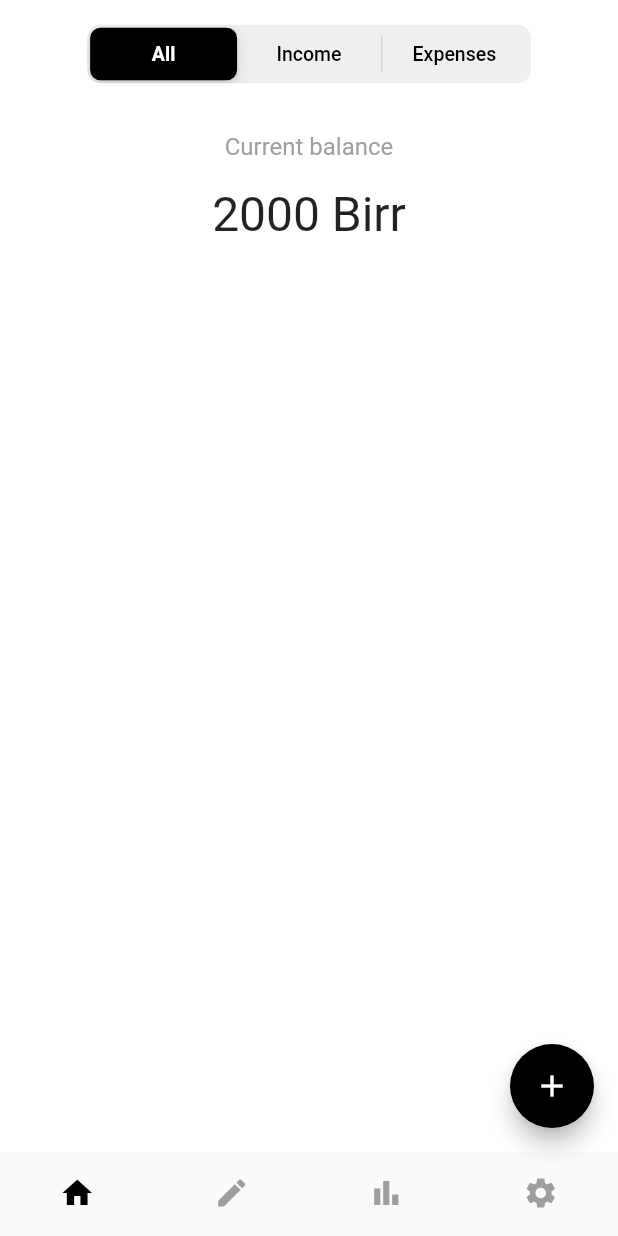
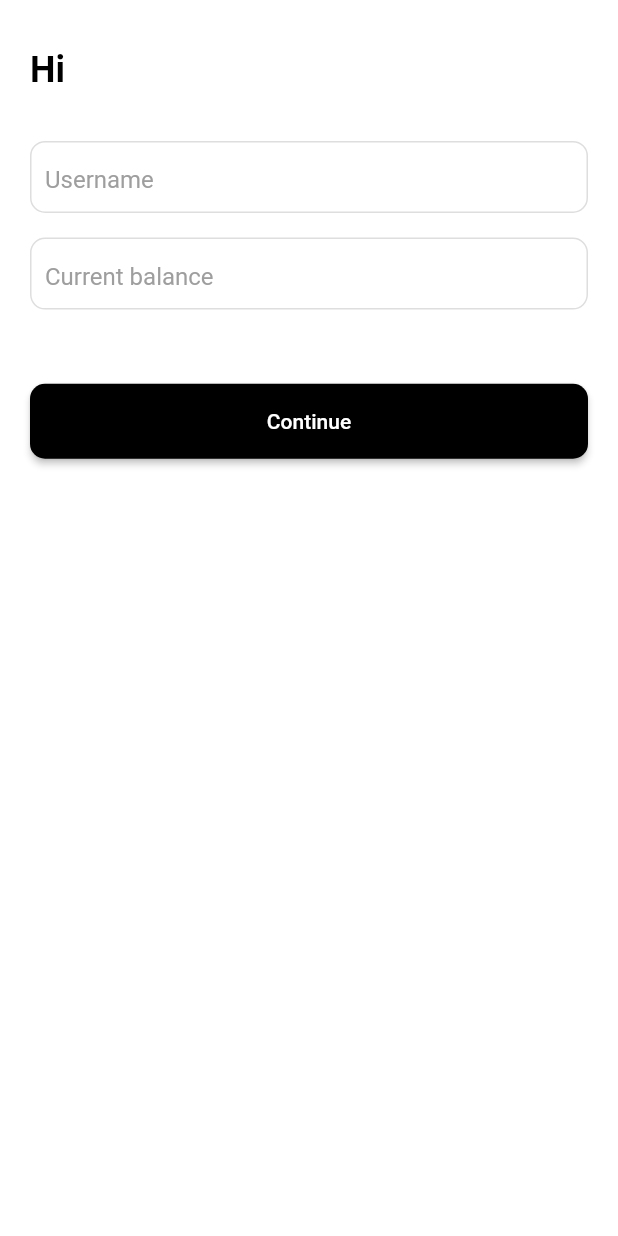
Before and after one commit to abentad/Flutter_Allowance_app, a Flutter app: the screen it shows after launch, on a phone screen of 412 x 824 dp. Run offline on Flutter 3.47's test engine with Material 2 defaults, Android fonts, the light colour scheme and no system bars; our stand-ins replace get, get_storage, hive, hive_flutter; accounts and stored records are empty.

Commit message:
added intro screen

```diff
--- a/lib/main.dart
+++ b/lib/main.dart
@@ -5,6 +5,7 @@ import 'package:allowance/view/home_screen.dart';
 import 'package:flutter/material.dart';
 import 'package:flutter/services.dart';
 import 'package:get/get.dart';
+import 'package:get_storage/get_storage.dart';
 import 'package:hive/hive.dart';
 import 'package:hive_flutter/hive_flutter.dart';
 
@@ -19,6 +20,7 @@ void main() async {
   await Hive.initFlutter();
   Hive.registerAdapter(UserAdapter());
   Hive.registerAdapter(TransactionAdapter());
+  await GetStorage.init();
   await Hive.openBox<User>('user');
   runApp(MyApp());
 }
--- a/lib/view/home_screen.dart
+++ b/lib/view/home_screen.dart
@@ -6,8 +6,10 @@ import 'package:allowance/view/edit_screen.dart';
 import 'package:allowance/view/setting_screen.dart';
 import 'package:flutter/cupertino.dart';
 import 'package:flutter/material.dart';
+import 'package:get_storage/get_storage.dart';
 import 'package:hive_flutter/hive_flutter.dart';
 import 'package:hive/hive.dart';
+import 'package:intl/intl.dart';
 
 class HomeScreen extends StatefulWidget {
   const HomeScreen({Key? key}) : super(key: key);
@@ -20,15 +22,29 @@ class _HomeScreenState extends State<HomeScreen> {
   int _groupValue = 0;
   int _bottomNavValue = 0;
   bool isExpense = true;
+  bool isIntro = false;
+
+  final _data = GetStorage();
 
   TextEditingController _transactionNameController = TextEditingController();
   TextEditingController _transactionAmountController = TextEditingController();
   TextEditingController _transactionTypeController = TextEditingController();
+  TextEditingController _usernameController = TextEditingController();
+  TextEditingController _currentBalanceController = TextEditingController();
 
   @override
   void dispose() {
     Hive.box('user').close();
+
     super.dispose();
+  }
+
+  @override
+  void initState() {
+    setState(() {
+      Boxes.getTransactions().values.toList().cast<User>().length == 0 ? isIntro = true : isIntro = false;
+    });
+    super.initState();
   }
 
   @override
@@ -48,8 +64,10 @@ class _HomeScreenState extends State<HomeScreen> {
     ];
     return Scaffold(
       body: contents[_bottomNavValue],
-      bottomNavigationBar: buildBottomNavBar(),
-      floatingActionButton: FloatingActionButton(
+      bottomNavigationBar: isIntro ? null : buildBottomNavBar(),
+      floatingActionButton: isIntro
+          ? null
+          : FloatingActionButton(
               onPressed: () {
                 showModalBottomSheet(
                   isScrollControlled: true,
@@ -106,8 +124,8 @@ class _HomeScreenState extends State<HomeScreen> {
               );
 
               final user = User()
-                ..userName = "Abenezer"
-                ..currentBalance = 2000.0
+                ..userName = _data.read('userName')
+                ..currentBalance = double.parse(_data.read('currentBalance'))
                 ..transactionList = [_transaction];
 
               final box = Boxes.getTransactions();
@@ -181,8 +199,52 @@ class _HomeScreenState extends State<HomeScreen> {
     return homeContent[_groupValue];
   }
 
+  Widget buildIntro(Size size) {
+    return SafeArea(
+      child: Container(
+        padding: const EdgeInsets.symmetric(horizontal: 20.0),
+        child: Column(
+          crossAxisAlignment: CrossAxisAlignment.start,
+          children: [
+            SizedBox(height: size.height * 0.04),
+            Text("Hi", style: TextStyle(color: Colors.black, fontSize: 24.0, fontWeight: FontWeight.w600)),
+            SizedBox(height: size.height * 0.04),
+            buildFormField(controller: _usernameController, hintText: "Username"),
+            SizedBox(height: size.height * 0.02),
+            buildFormField(controller: _currentBalanceController, hintText: "Current balance"),
+            SizedBox(height: size.height * 0.06),
+            MaterialButton(
+              onPressed: () {
+                _data.write('userName', _usernameController.text.trim());
+                _data.write('currentBalance', _currentBalanceController.text.trim());
+                final newUser = User()
+                  ..userName = _usernameController.text.trim()
+                  ..currentBalance = double.parse(_currentBalanceController.text.trim())
+                  ..transactionList = [];
+
+                final box = Boxes.getTransactions();
+
+                setState(() {
+                  box.add(newUser);
+                  isIntro = false;
+                });
+              },
+              minWidth: double.infinity,
+              height: 50.0,
+              shape: RoundedRectangleBorder(borderRadius: BorderRadius.circular(10.0)),
+              color: Colors.black,
+              child: Text("Continue", style: TextStyle(color: Colors.white)),
+            ),
+          ],
+        ),
+      ),
+    );
+  }
+
   Widget buildAll(Size size) {
-    return SafeArea(
+    return Boxes.getTransactions().values.toList().cast<User>().length == 0
+        ? buildIntro(size)
+        : SafeArea(
             child: SingleChildScrollView(
               physics: BouncingScrollPhysics(),
               child: Container(
@@ -197,19 +259,23 @@ class _HomeScreenState extends State<HomeScreen> {
                     Expanded(
                       child: ListView.builder(
                         physics: BouncingScrollPhysics(),
-                  itemCount: Boxes.getTransactions().values.toList().cast<User>().length,
+                        itemCount: Boxes.getTransactions().values.toList().cast<User>().length - 1,
                         itemBuilder: (context, index) {
-                    print(Boxes.getTransactions().values.toList().cast<User>().length.toString() + " items found in the db");
                           final box = Boxes.getTransactions();
                           final values = box.values.toList().cast<User>();
+                          print(values.length.toString() + " items found in the db");
+                          if (values.length == 1) {
+                            return Icon(Icons.no_accounts, size: 28.0);
+                          } else {
                             return buildCard(
                               size: size,
-                      name: values[index].transactionList[0].name,
-                      amount: values[index].transactionList[0].amount.toString(),
-                      type: values[index].transactionList[0].type,
-                      isExpense: values[index].transactionList[0].isExpense,
-                      createdDate: values[index].transactionList[0].createdDate.toString(),
+                              name: values[index + 1].transactionList[0].name,
+                              amount: values[index + 1].transactionList[0].amount.toString(),
+                              type: values[index + 1].transactionList[0].type,
+                              isExpense: values[index + 1].transactionList[0].isExpense,
+                              createdDate: values[index + 1].transactionList[0].createdDate.toString(),
                             );
+                          }
                         },
                       ),
                     )
@@ -221,12 +287,13 @@ class _HomeScreenState extends State<HomeScreen> {
   }
 
   Widget buildCard({required Size size, required String name, amount, type, createdDate, required bool isExpense}) {
+    TextStyle _style = TextStyle(color: Colors.white, fontSize: 18.0);
     return Container(
       margin: const EdgeInsets.only(bottom: 20.0, left: 20.0, right: 20.0),
       height: size.height * 0.15,
       width: double.infinity,
       decoration: BoxDecoration(
-        color: isExpense ? Colors.redAccent : Color(0xfff2f2f2),
+        color: isExpense ? Color(0xff810000) : Color(0xff57837B),
         borderRadius: BorderRadius.circular(10.0),
         boxShadow: [BoxShadow(color: Colors.black54, offset: Offset(2, 9), blurRadius: 10.0)],
       ),
@@ -235,7 +302,7 @@ class _HomeScreenState extends State<HomeScreen> {
           Expanded(
             flex: 1,
             child: Container(
-              child: Icon(Icons.money, size: 42.0),
+              child: isExpense ? Icon(Icons.money, size: 42.0, color: Colors.white) : Icon(Icons.link, size: 42.0, color: Colors.white),
             ),
           ),
           Expanded(
@@ -245,11 +312,46 @@ class _HomeScreenState extends State<HomeScreen> {
                 crossAxisAlignment: CrossAxisAlignment.start,
                 mainAxisAlignment: MainAxisAlignment.spaceEvenly,
                 children: [
-                  Text(name),
-                  Text(amount),
-                  Text(isExpense.toString()),
-                  Text(type),
-                  Text(createdDate),
+                  Padding(
+                    padding: const EdgeInsets.only(right: 10.0),
+                    child: Row(
+                      mainAxisAlignment: MainAxisAlignment.spaceBetween,
+                      children: [
+                        Text(name, style: _style.copyWith(fontWeight: FontWeight.bold)),
+                        Text(amount, style: _style.copyWith(fontWeight: FontWeight.bold)),
+                      ],
+                    ),
+                  ),
+                  Padding(
+                    padding: const EdgeInsets.only(right: 10.0),
+                    child: Row(
+                      mainAxisAlignment: MainAxisAlignment.spaceBetween,
+                      children: [
+                        Text("Is Expense", style: _style.copyWith(fontSize: 14.0)),
+                        isExpense == true ? Icon(Icons.check_box, size: 18.0) : Icon(Icons.check_box_outline_blank, size: 18.0),
+                      ],
+                    ),
+                  ),
+                  Padding(
+                    padding: const EdgeInsets.only(right: 10.0),
+                    child: Row(
+                      mainAxisAlignment: MainAxisAlignment.spaceBetween,
+                      children: [
+                        Text("Type", style: _style.copyWith(fontSize: 14.0)),
+                        Text(type, style: _style.copyWith(fontSize: 14.0)),
+                      ],
+                    ),
+                  ),
+                  Padding(
+                    padding: const EdgeInsets.only(right: 10.0),
+                    child: Row(
+                      mainAxisAlignment: MainAxisAlignment.spaceBetween,
+                      children: [
+                        Text("Date", style: _style.copyWith(fontSize: 14.0)),
+                        Text(DateFormat('yMMMEd').format(DateTime.parse(createdDate)), style: _style.copyWith(fontSize: 14.0)),
+                      ],
+                    ),
+                  ),
                 ],
               ),
             ),
@@ -299,12 +401,23 @@ class _HomeScreenState extends State<HomeScreen> {
         children: [
           SizedBox(height: size.height * 0.04),
           Text(
+            'Hi ${_data.read('userName')} ',
+            style: TextStyle(fontSize: 22.0),
+          ),
+          SizedBox(height: size.height * 0.02),
+          Row(
+            mainAxisAlignment: MainAxisAlignment.center,
+            children: [
+              Text(
                 'Current balance',
                 style: TextStyle(fontSize: 16.0, color: Colors.grey),
               ),
-          SizedBox(height: size.height * 0.02),
+              Icon(Icons.arrow_drop_down, color: Colors.teal),
+            ],
+          ),
+          // SizedBox(height: size.height * 0.02),
           Text(
-            '2000 ' + "Birr",
+            '${_data.read('currentBalance')} ' + "Birr",
             style: TextStyle(fontSize: 32.0),
           ),
         ],
--- a/pubspec.yaml
+++ b/pubspec.yaml
@@ -15,11 +15,12 @@ dependencies:
   get_storage: ^2.0.3
   hive: ^2.0.4
   hive_flutter: ^1.1.0
+  intl: ^0.17.0
 
 dev_dependencies:
+  build_runner: ^2.1.1
   flutter_test:
     sdk: flutter
-  build_runner: ^2.1.1
   hive_generator: ^1.1.0
 
 flutter:
```
Also changed, not shown: pubspec.lock, 5 other files. Lines whose indentation alone changed are shown as unchanged.
